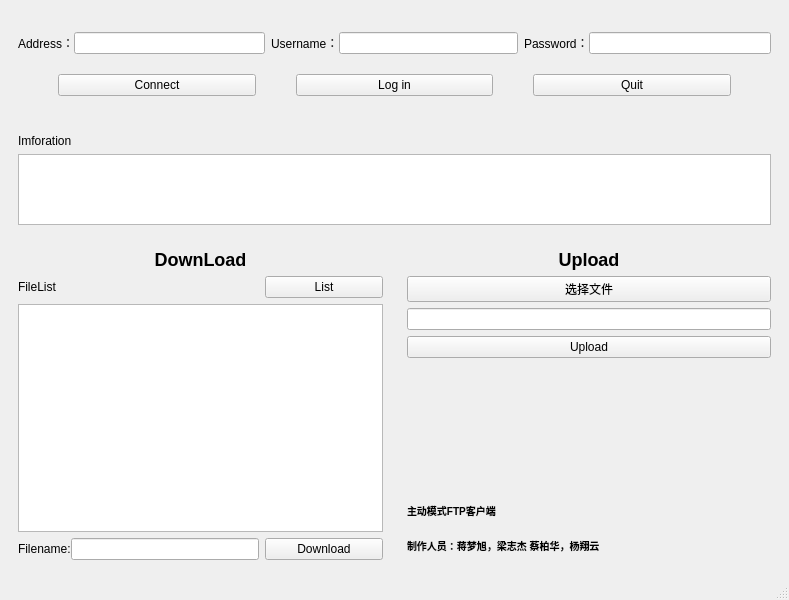
Old version of the form mainwindow.ui in the repository oldjang/FTPClient.
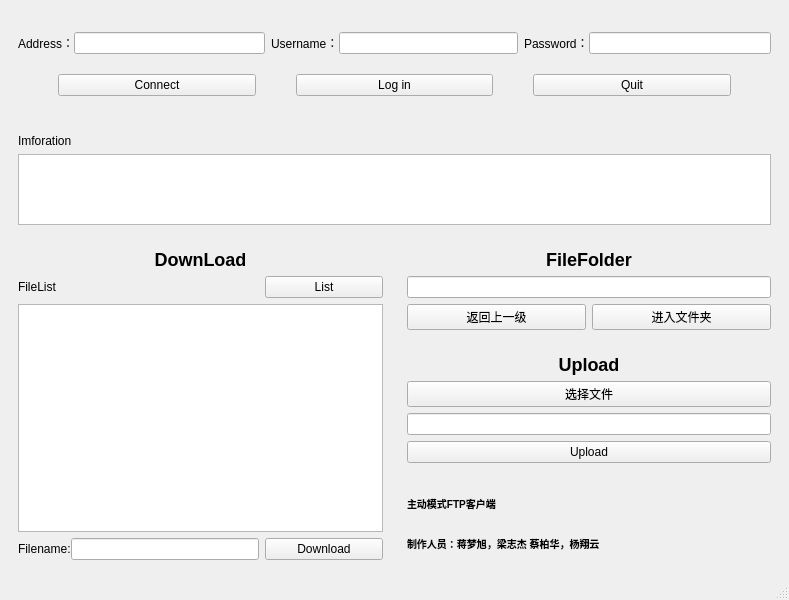
New version of the form.

What changed in the file:
```diff
--- a/mainwindow.ui
+++ b/mainwindow.ui
@@ -198,9 +198,39 @@
       </item>
       <item>
        <layout class="QVBoxLayout" name="verticalLayout_5">
-        <property name="spacing">
-         <number>120</number>
-        </property>
+        <item>
+         <widget class="QWidget" name="widget_2" native="true">
+          <layout class="QGridLayout" name="gridLayout_2">
+           <item row="0" column="0" colspan="2">
+            <widget class="QLabel" name="folderLabel">
+             <property name="text">
+              <string>&lt;h2&gt;FileFolder&lt;/h2&gt;</string>
+             </property>
+             <property name="alignment">
+              <set>Qt::AlignCenter</set>
+             </property>
+            </widget>
+           </item>
+           <item row="1" column="0" colspan="2">
+            <widget class="QLineEdit" name="folderText"/>
+           </item>
+           <item row="2" column="0">
+            <widget class="QPushButton" name="returnButton">
+             <property name="text">
+              <string>返回上一级</string>
+             </property>
+            </widget>
+           </item>
+           <item row="2" column="1">
+            <widget class="QPushButton" name="cdButton">
+             <property name="text">
+              <string>进入文件夹</string>
+             </property>
+            </widget>
+           </item>
+          </layout>
+         </widget>
+        </item>
         <item>
          <widget class="QWidget" name="uploadWidget" native="true">
           <layout class="QVBoxLayout" name="verticalLayout_4">
```
